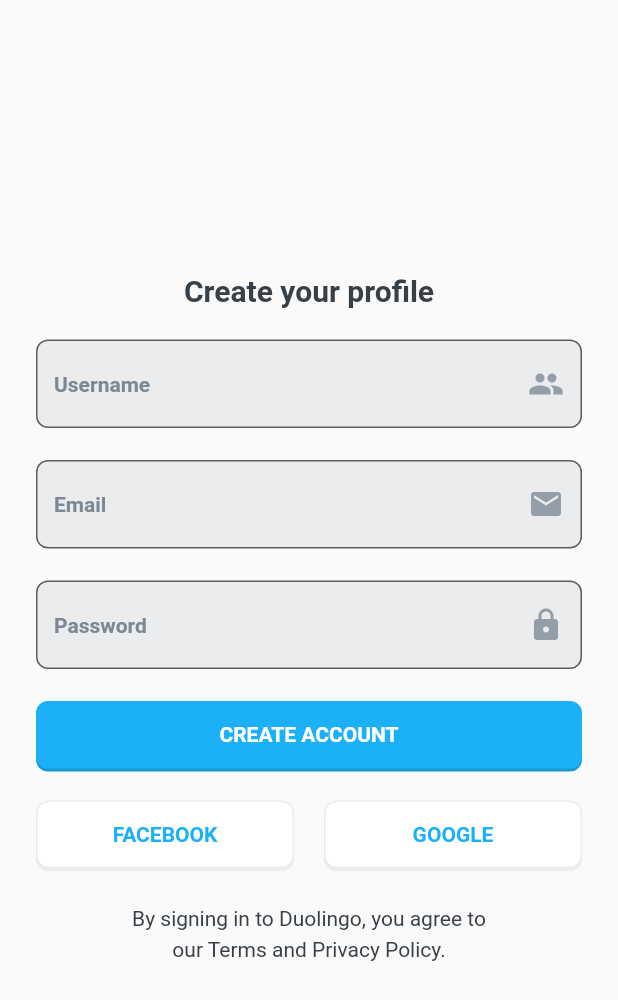
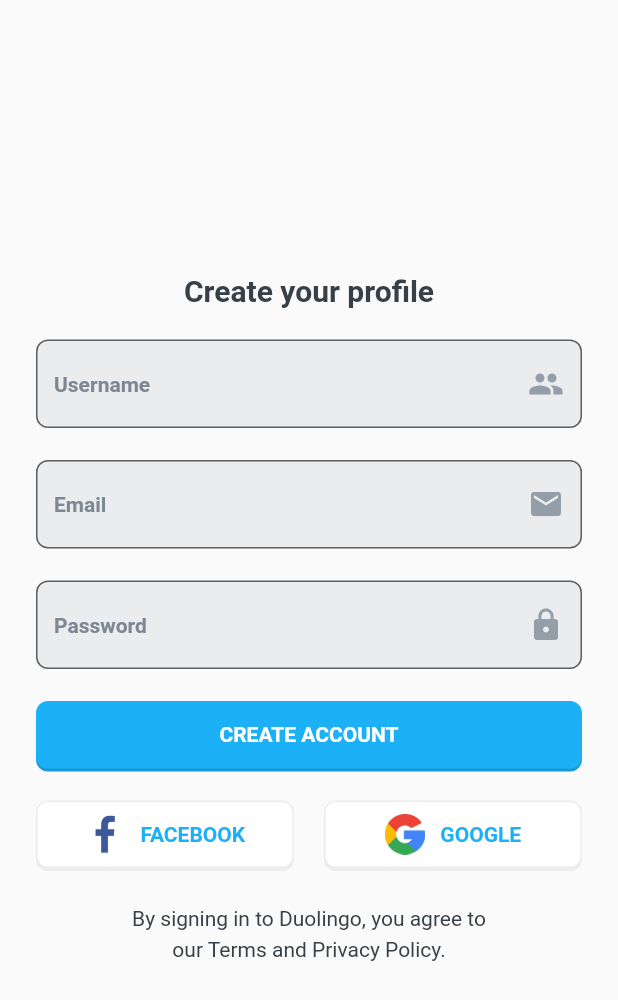
Before and after one commit to nguyenquan123vn/duolingo_event_flutter, a Flutter app: the SignUp screen opened by its route, on a phone screen of 412 x 824 dp. Shown: the top 1000 px of the screen. Run offline on Flutter 3.47's test engine with Material 2 defaults, Android fonts, the phone set to English and light mode, and no system bars.

Commit message:
Add social media logo.

```diff
--- a/lib/global/widget/button.dart
+++ b/lib/global/widget/button.dart
@@ -2,9 +2,14 @@ import 'package:flutter/material.dart';
 import 'package:duolingo_event_app/global/style.dart';
 
 class Button extends StatefulWidget {
-  const Button({Key key, this.label, this.type, @required this.onPressed})
-      : super(key: key);
-
+  const Button({
+    Key key,
+    this.icon,
+    this.label,
+    this.type,
+    @required this.onPressed,
+  }) : super(key: key);
+  final Image icon;
   final String label;
   final String type;
   final Function onPressed;
@@ -20,28 +25,39 @@ class _ButtonState extends State<Button> {
       height: 45.0,
       width: double.infinity,
       decoration: BoxDecoration(
-          color: widget.type == "PRIMARY"
+          color: widget.type == 'PRIMARY'
               ? defaultBrandColor
               : defaultBackgroundColor,
           borderRadius: BorderRadius.circular(8),
           border: Border.all(
               width: 1.0,
               color:
-                  widget.type == "PRIMARY" ? defaultBrandColor : borderColor),
+                  widget.type == 'PRIMARY' ? defaultBrandColor : borderColor),
           boxShadow: [
-            widget.type == "PRIMARY" ? primaryShadow : defaultShadow
+            widget.type == 'PRIMARY' ? primaryShadow : defaultShadow
           ]),
       child: TextButton(
-        onPressed: widget.onPressed,
         child: Align(
           alignment: Alignment.center,
-          child: Text(
-            widget.label,
-            style: widget.type == "PRIMARY"
-                ? primaryBtnTextStyle
-                : whiteBtnTextStyle,
-          ),
+          child: (widget.icon != null)
+              ? Row(
+                  mainAxisAlignment: MainAxisAlignment.center,
+                  children: <Widget>[
+                      widget.icon,
+                      SizedBox(width: 10.0),
+                      Text(
+                        widget.label,
+                        style: whiteBtnTextStyle,
+                      ),
+                    ])
+              : Text(
+                  widget.label,
+                  style: widget.type == 'PRIMARY'
+                      ? primaryBtnTextStyle
+                      : whiteBtnTextStyle,
+                ),
         ),
+        onPressed: widget.onPressed,
       ),
     );
   }
--- a/lib/screens/authentication/components/socialLogin.dart
+++ b/lib/screens/authentication/components/socialLogin.dart
@@ -13,8 +13,8 @@ class SocialLogin extends StatelessWidget {
       children: <Widget>[
         Expanded(
           child: Button(
+            icon: Image.asset('assets/icons/facebook.jpg'),
             label: 'FACEBOOK',
-            type: 'WHITE',
             onPressed: () {
               Navigator.of(context).popUntil((route) => route.isFirst);
               Navigator.of(context).pushReplacementNamed('//');
@@ -24,8 +24,8 @@ class SocialLogin extends StatelessWidget {
         SizedBox(width: 20.0),
         Expanded(
           child: Button(
+            icon: Image.asset('assets/icons/google.jpg'),
             label: 'GOOGLE',
-            type: 'WHITE',
             onPressed: () {
               Navigator.of(context).popUntil((route) => route.isFirst);
               Navigator.of(context).pushReplacementNamed('//');
--- a/lib/screens/event_home/event_home_screen.dart
+++ b/lib/screens/event_home/event_home_screen.dart
@@ -85,7 +85,6 @@ class _EventsScreenState extends State<EventsScreen> {
                           padding: EdgeInsets.all(10.0),
                           child: Button(
                             label: 'APPLY TO HOST',
-                            type: 'WHITE',
                             onPressed: () =>
                                 Navigator.of(context).pushNamed('/apply'),
                           ),
--- a/lib/screens/event_host/components/details.dart
+++ b/lib/screens/event_host/components/details.dart
@@ -41,7 +41,6 @@ class Details extends StatelessWidget {
           Expanded(
             child: Button(
               label: 'LOGOUT',
-              type: 'WHITE',
               onPressed: () {
                 Navigator.of(context).popUntil((route) => route.isFirst);
                 Navigator.of(context).pushReplacementNamed('/');
--- a/pubspec.yaml
+++ b/pubspec.yaml
@@ -45,9 +45,8 @@ flutter:
 
   # To add assets to your application, add an assets section, like this:
   assets:
-    - assets/
-  #   - images/a_dot_burr.jpeg
-  #   - images/a_dot_ham.jpeg
+  - assets/icons/facebook.jpg
+  - assets/icons/google.jpg
 
   # An image asset can refer to one or more resolution-specific "variants", see
   # https://flutter.dev/assets-and-images/#resolution-aware.
```
Also changed, not shown: assets/icons/facebook.jpg (added), assets/icons/google.jpg (added).
